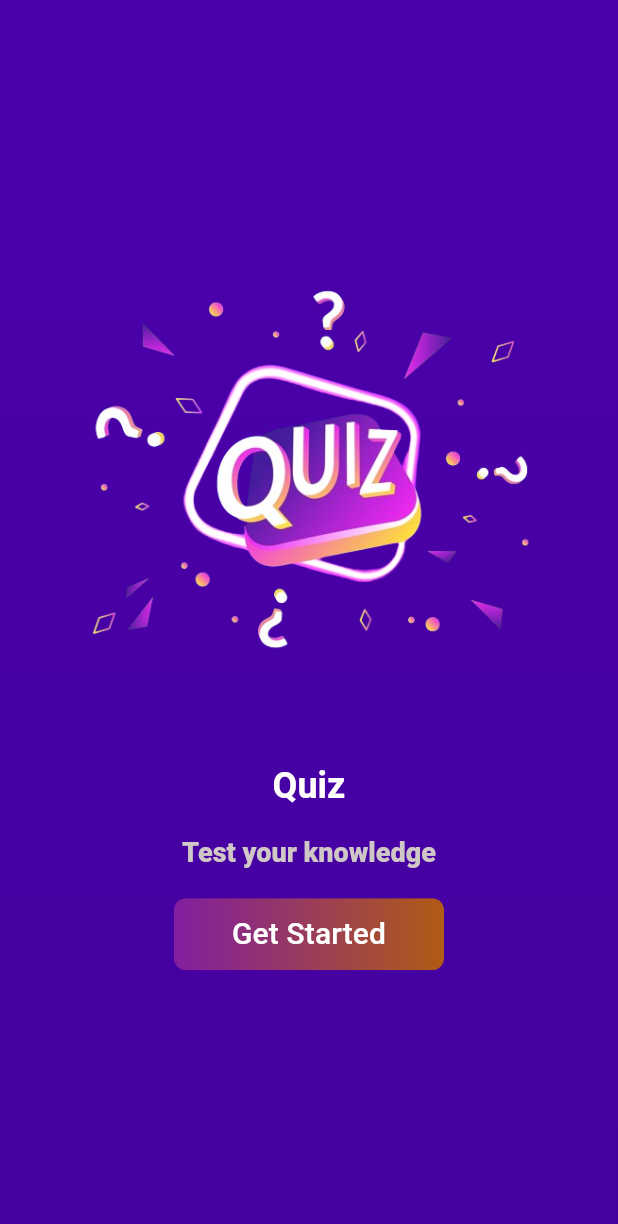
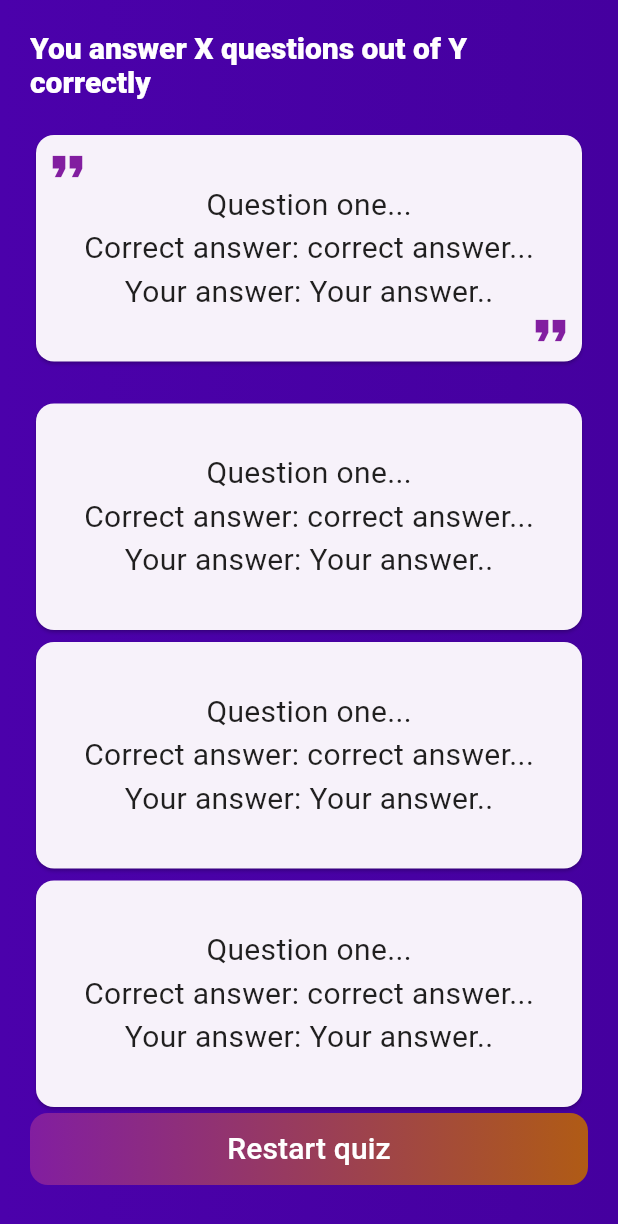
Before and after one commit to Lizdev-05/quiz_app, a Flutter app: the screen it shows after launch, on a phone screen of 412 x 824 dp. Shown: the top 1224 px of the screen. Run offline on Flutter 3.47's test engine with Material 3 defaults, Android fonts, the phone set to English and light mode, and no system bars; our stand-ins replace google_fonts.

Commit message:
Create the result boiler plate

```diff
--- a/lib/login.dart
+++ b/lib/login.dart
@@ -224,12 +224,16 @@ class _LoginPageState extends State<LoginPage> {
                 ),
               ),
               Positioned(
-                top: height * .3 - (width * .1),
-                left: width * .3,
+                // top: height * .3 - (width * .1),
+                // left: width * .3,
+
+                top: height * .1 - (width * .3),
+                left: width * .1 - (width * .1),
                 child: SizedBox(
-                  height: 200,
-                  width: 160,
-                  child: Image.asset("images/quizz.png"),
+                  height: 600,
+                  width: 450,
+                  // child: Image.asset("images/quizz.png"),
+                  child: Image.asset("images/quizloginn.png"),
                 ),
               )
             ],
--- a/lib/questions_screen.dart
+++ b/lib/questions_screen.dart
@@ -4,17 +4,29 @@ import 'package:quiz_app/answer_button.dart';
 import 'package:quiz_app/data/questions.dart';
 
 class QuestionsScreen extends StatefulWidget {
-  const QuestionsScreen({super.key});
+  const QuestionsScreen({super.key, required this.onSelectAnswer});
+
+  final void Function(String answer) onSelectAnswer;
 
   @override
   State<QuestionsScreen> createState() => _QuestionsScreenState();
 }
 
 class _QuestionsScreenState extends State<QuestionsScreen> {
-  final currentQuestion = questions[0];
+  var currentQuestionIndex = 0;
+
+  void answerQuestion(String selectedAnswer) {
+    widget.onSelectAnswer(selectedAnswer);
+    setState(() {
+      currentQuestionIndex++;
+    });
+  }
+
   @override
   Widget build(BuildContext context) {
+    final currentQuestion = questions[currentQuestionIndex];
     return MaterialApp(
+      debugShowCheckedModeBanner: false,
       home: Container(
         decoration: const BoxDecoration(
           gradient: LinearGradient(
@@ -31,7 +43,7 @@ class _QuestionsScreenState extends State<QuestionsScreen> {
               mainAxisAlignment: MainAxisAlignment.center,
               children: [
                 Padding(
-                  padding: EdgeInsets.all(20),
+                  padding: const EdgeInsets.all(20),
                   child: Stack(
                     children: [
                       Card(
@@ -43,7 +55,7 @@ class _QuestionsScreenState extends State<QuestionsScreen> {
                                 currentQuestion.text,
                                 style: GoogleFonts.roboto(
                                   fontSize: 20,
-                                  color: Color.fromARGB(255, 32, 31, 31),
+                                  color: const Color.fromARGB(255, 32, 31, 31),
                                 ),
                               ),
                             ),
@@ -74,7 +86,9 @@ class _QuestionsScreenState extends State<QuestionsScreen> {
                 // I use ... to convert the list to individual values since the column list is expecting widget and not list
                 ...currentQuestion.getShuffledAnswer().map(
                   (answer) {
-                    return AnswerButton(answer, () {});
+                    return AnswerButton(answer, () {
+                      answerQuestion(answer);
+                    });
                   },
                 ),
               ],
--- a/lib/quiz_app.dart
+++ b/lib/quiz_app.dart
@@ -1,6 +1,8 @@
 import 'package:flutter/material.dart';
+import 'package:quiz_app/data/questions.dart';
 import 'package:quiz_app/login.dart';
 import 'package:quiz_app/questions_screen.dart';
+import 'package:quiz_app/result_screen.dart';
 import 'package:quiz_app/splash_screen.dart';
 
 class QuizApp extends StatefulWidget {
@@ -13,10 +15,23 @@ class QuizApp extends StatefulWidget {
 class _QuizAppState extends State<QuizApp> {
   var activeScreen = "splash-screen";
 
+  List<String> selectedAnswer = [];
+
   void switchScreen(String screenName) {
     setState(() {
       activeScreen = screenName;
     });
+  }
+
+  void chosenAswer(String answer) {
+    selectedAnswer.add(answer);
+
+    if (selectedAnswer.length == questions.length) {
+      setState(() {
+        selectedAnswer = [];
+        activeScreen = "splash-screen";
+      });
+    }
   }
 
   @override
@@ -42,12 +57,14 @@ class _QuizAppState extends State<QuizApp> {
         screenWidget = LoginPage(switchScreen);
         break;
       case "question-screen":
-        screenWidget = const QuestionsScreen();
+        screenWidget = QuestionsScreen(onSelectAnswer: chosenAswer);
         break;
       default:
         screenWidget = SplashScreen(switchScreen);
     }
 
-    return screenWidget;
+    // return screenWidget;
+
+    return const ResultScreen();
   }
 }
--- a/lib/quiz_page.dart
+++ /dev/null
@@ -1,17 +0,0 @@
-import 'package:flutter/material.dart';
-
-class QuizPage extends StatefulWidget {
-  const QuizPage({super.key});
-
-  @override
-  State<QuizPage> createState() => _QuizPageState();
-}
-
-class _QuizPageState extends State<QuizPage> {
-  @override
-  Widget build(BuildContext context) {
-    return Container(
-      color: Colors.amber,
-    );
-  }
-}
--- /dev/null
+++ b/lib/result_screen.dart
@@ -0,0 +1,246 @@
+import 'package:flutter/material.dart';
+import 'package:google_fonts/google_fonts.dart';
+
+class ResultScreen extends StatelessWidget {
+  const ResultScreen({super.key});
+
+  @override
+  Widget build(BuildContext context) {
+    return MaterialApp(
+      debugShowCheckedModeBanner: false,
+      home: Container(
+        decoration: const BoxDecoration(
+          gradient: LinearGradient(
+            colors: [
+              Color.fromARGB(255, 75, 1, 171),
+              Color.fromARGB(255, 69, 0, 159)
+            ],
+          ),
+        ),
+        child: SafeArea(
+          child: SizedBox(
+            width: double.infinity,
+            child: Padding(
+              padding: const EdgeInsets.all(20.0),
+              child: SingleChildScrollView(
+                child: Column(
+                  mainAxisAlignment: MainAxisAlignment.center,
+                  children: [
+                    Text(
+                      "You answer X questions out of Y correctly",
+                      style: GoogleFonts.roboto(
+                          decoration: TextDecoration.none,
+                          fontSize: 20,
+                          color: Colors.white),
+                    ),
+                    const SizedBox(
+                      height: 20,
+                    ),
+                    Stack(
+                      children: [
+                        Card(
+                          child: Padding(
+                            padding: const EdgeInsets.all(32.0),
+                            child: Center(
+                              child: SingleChildScrollView(
+                                child: Column(
+                                  children: [
+                                    Text(
+                                      "Question one...",
+                                      style: GoogleFonts.roboto(
+                                        fontSize: 20,
+                                        color: const Color.fromARGB(
+                                            255, 32, 31, 31),
+                                      ),
+                                    ),
+                                    Text(
+                                      "Correct answer: correct answer...",
+                                      style: GoogleFonts.roboto(
+                                        fontSize: 20,
+                                        color: const Color.fromARGB(
+                                            255, 32, 31, 31),
+                                      ),
+                                    ),
+                                    Text(
+                                      "Your answer: Your answer..",
+                                      style: GoogleFonts.roboto(
+                                        fontSize: 20,
+                                        color: const Color.fromARGB(
+                                            255, 32, 31, 31),
+                                      ),
+                                    ),
+                                  ],
+                                ),
+                              ),
+                            ),
+                          ),
+                        ),
+                        const Positioned(
+                          top: 8,
+                          left: 8,
+                          child: Icon(
+                            Icons.format_quote,
+                            color: Color.fromARGB(255, 130, 30, 160),
+                            size: 34,
+                          ),
+                        ),
+                        const Positioned(
+                          bottom: 8,
+                          right: 8,
+                          child: Icon(
+                            Icons.format_quote,
+                            color: Color.fromARGB(255, 130, 30, 160),
+                            size: 34,
+                          ),
+                        ),
+                      ],
+                    ),
+                    const SizedBox(
+                      height: 20,
+                    ),
+                    Card(
+                      child: Padding(
+                        padding: const EdgeInsets.all(32.0),
+                        child: Center(
+                          child: SingleChildScrollView(
+                            child: Column(
+                              children: [
+                                Text(
+                                  "Question one...",
+                                  style: GoogleFonts.roboto(
+                                    fontSize: 20,
+                                    color:
+                                        const Color.fromARGB(255, 32, 31, 31),
+                                  ),
+                                ),
+                                Text(
+                                  "Correct answer: correct answer...",
+                                  style: GoogleFonts.roboto(
+                                    fontSize: 20,
+                                    color:
+                                        const Color.fromARGB(255, 32, 31, 31),
+                                  ),
+                                ),
+                                Text(
+                                  "Your answer: Your answer..",
+                                  style: GoogleFonts.roboto(
+                                    fontSize: 20,
+                                    color:
+                                        const Color.fromARGB(255, 32, 31, 31),
+                                  ),
+                                ),
+                              ],
+                            ),
+                          ),
+                        ),
+                      ),
+                    ),
+                    Card(
+                      child: Padding(
+                        padding: const EdgeInsets.all(32.0),
+                        child: Center(
+                          child: SingleChildScrollView(
+                            child: Column(
+                              children: [
+                                Text(
+                                  "Question one...",
+                                  style: GoogleFonts.roboto(
+                                    fontSize: 20,
+                                    color:
+                                        const Color.fromARGB(255, 32, 31, 31),
+                                  ),
+                                ),
+                                Text(
+                                  "Correct answer: correct answer...",
+                                  style: GoogleFonts.roboto(
+                                    fontSize: 20,
+                                    color:
+                                        const Color.fromARGB(255, 32, 31, 31),
+                                  ),
+                                ),
+                                Text(
+                                  "Your answer: Your answer..",
+                                  style: GoogleFonts.roboto(
+                                    fontSize: 20,
+                                    color:
+                                        const Color.fromARGB(255, 32, 31, 31),
+                                  ),
+                                ),
+                              ],
+                            ),
+                          ),
+                        ),
+                      ),
+                    ),
+                    Card(
+                      child: Padding(
+                        padding: const EdgeInsets.all(32.0),
+                        child: Center(
+                          child: SingleChildScrollView(
+                            child: Column(
+                              children: [
+                                Text(
+                                  "Question one...",
+                                  style: GoogleFonts.roboto(
+                                    fontSize: 20,
+                                    color:
+                                        const Color.fromARGB(255, 32, 31, 31),
+                                  ),
+                                ),
+                                Text(
+                                  "Correct answer: correct answer...",
+                                  style: GoogleFonts.roboto(
+                                    fontSize: 20,
+                                    color:
+                                        const Color.fromARGB(255, 32, 31, 31),
+                                  ),
+                                ),
+                                Text(
+                                  "Your answer: Your answer..",
+                                  style: GoogleFonts.roboto(
+                                    fontSize: 20,
+                                    color:
+                                        const Color.fromARGB(255, 32, 31, 31),
+                                  ),
+                                ),
+                              ],
+                            ),
+                          ),
+                        ),
+                      ),
+                    ),
+                    ClipRRect(
+                      borderRadius: BorderRadiusDirectional.circular(12),
+                      child: Container(
+                        // padding: EdgeInsets.symmetric(vertical: 0, horizontal: 40),
+                        // width: 180,
+                        width: double.infinity,
+                        decoration: const BoxDecoration(
+                          gradient: LinearGradient(
+                              colors: [
+                                Color.fromARGB(255, 130, 30, 160),
+                                Color.fromARGB(255, 176, 91, 21)
+                              ],
+                              begin: Alignment.bottomLeft,
+                              end: Alignment.bottomRight),
+                        ),
+                        child: TextButton(
+                          onPressed: () {},
+                          child: Text(
+                            "Restart quiz",
+                            style: GoogleFonts.roboto(
+                                color: Colors.white, fontSize: 20),
+                          ),
+                        ),
+                      ),
+                    ),
+                  ],
+                ),
+              ),
+            ),
+          ),
+        ),
+      ),
+    );
+  }
+}
--- a/pubspec.yaml
+++ b/pubspec.yaml
@@ -60,6 +60,7 @@ flutter:
   # To add assets to your application, add an assets section, like this:
   assets:
     - images/quizz.png
+    - images/quizloginn.png
   #   - images/a_dot_ham.jpeg
 
   # An image asset can refer to one or more resolution-specific "variants", see
```
Also changed, not shown: images/quizloginn.png (added).
